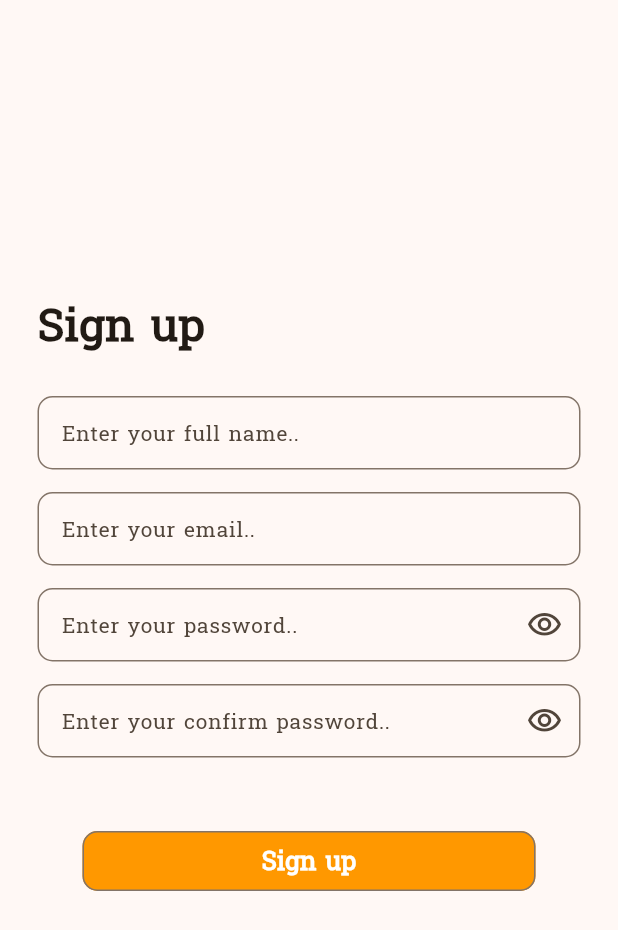
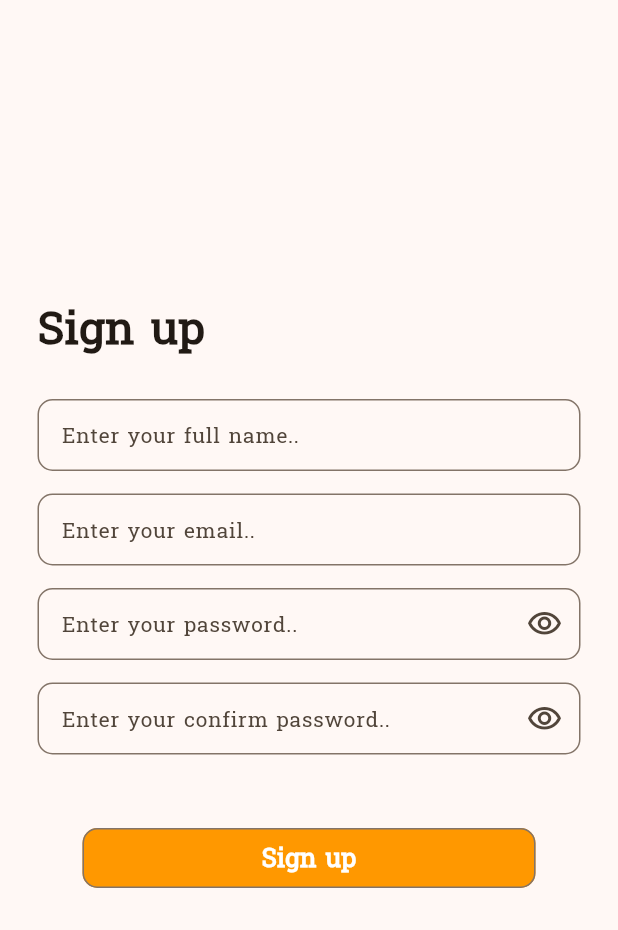
Before and after one commit to noura2tarek/shopping_app_interface, a Flutter app: the screen it shows after launch, on a phone screen of 412 x 824 dp. Shown: the top 930 px of the screen. Run offline on Flutter 3.47's test engine with Material 3 defaults, Android fonts, the phone set to English and light mode, and no system bars.

Commit message:
Update sign page and add output

```diff
--- a/lib/widgets/auth_widgets/custom_from_field.dart
+++ b/lib/widgets/auth_widgets/custom_from_field.dart
@@ -27,7 +27,7 @@ class CustomFromField extends StatelessWidget {
     return Padding(
       padding: const EdgeInsets.only(bottom: 15.0),
       child: SizedBox(
-        height: 49.0,
+        height: 48.0,
         child: TextFormField(
           controller: controller,
           keyboardType: keyboardType,
```
Also changed, not shown: assets/images/sign_up_output2.png (added).
